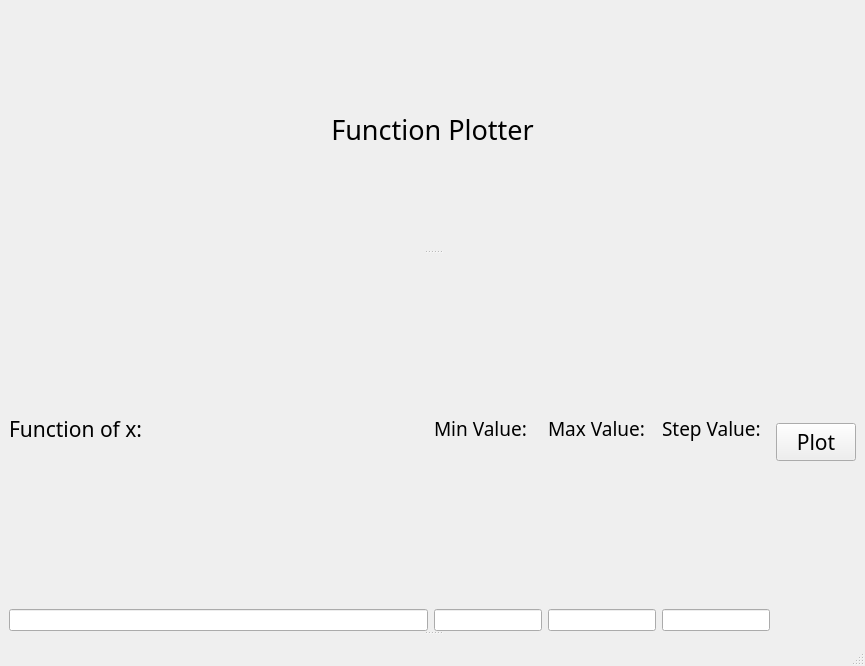
Abdelrahmanhassan1/Function-Plotter, file manigui.ui: the form before one commit.
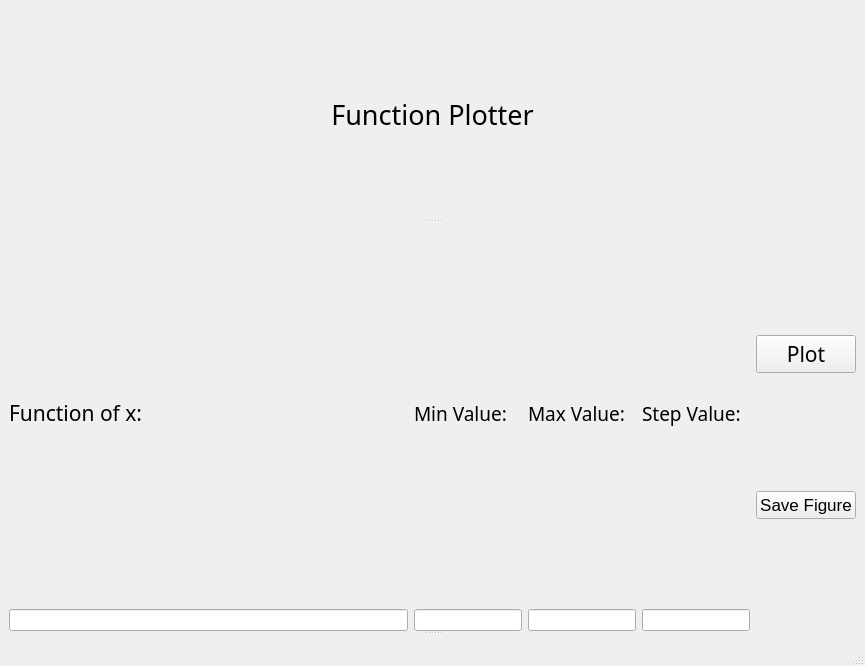
The form after the commit.

Commit message: adding save figure button

What changed in the file:
```diff
--- a/manigui.ui
+++ b/manigui.ui
@@ -14,7 +14,7 @@
    <string>Function Plotter</string>
   </property>
   <widget class="QWidget" name="centralwidget">
-   <layout class="QHBoxLayout" name="horizontalLayout_4">
+   <layout class="QVBoxLayout" name="verticalLayout_8">
     <item>
      <widget class="QSplitter" name="splitter_2">
       <property name="orientation">
@@ -124,8 +124,8 @@
                </item>
               </layout>
              </item>
-            </layout>
-           </item>
+             <item>
+              <layout class="QVBoxLayout" name="verticalLayout_7">
            <item>
             <widget class="QPushButton" name="pushButton">
              <property name="font">
@@ -138,6 +138,22 @@
               <string>Plot</string>
              </property>
             </widget>
+               </item>
+               <item>
+                <widget class="QPushButton" name="pushButton_2">
+                 <property name="font">
+                  <font>
+                   <pointsize>13</pointsize>
+                  </font>
+                 </property>
+                 <property name="text">
+                  <string>Save Figure</string>
+                 </property>
+                </widget>
+               </item>
+              </layout>
+             </item>
+            </layout>
            </item>
           </layout>
          </item>
```
Lines whose indentation alone changed are shown as unchanged. The commit also changes 3 other files.
